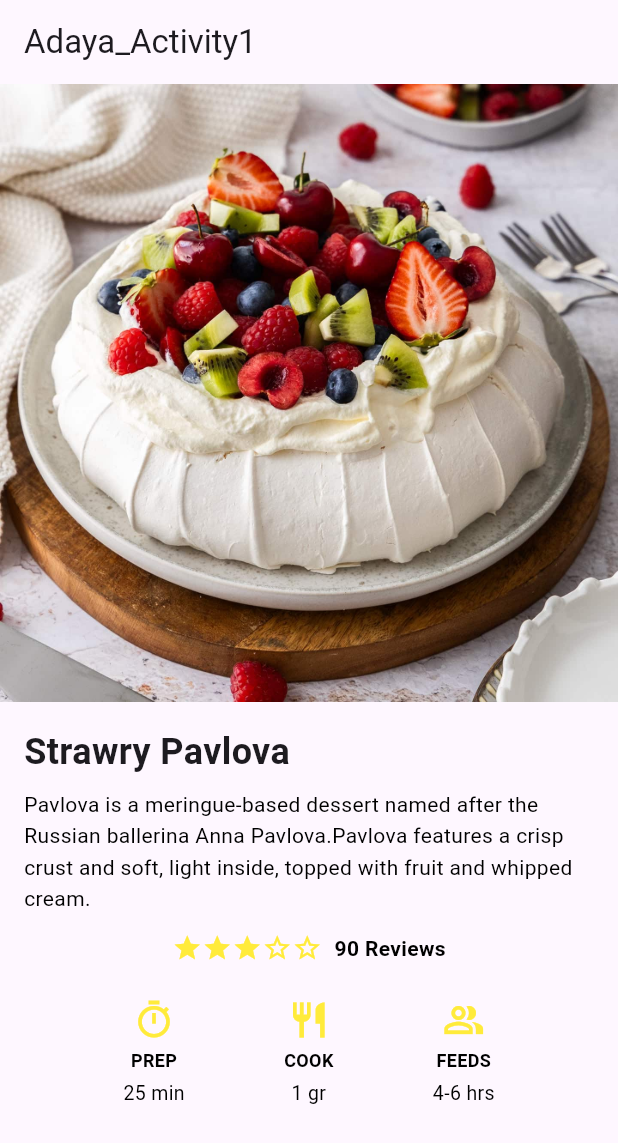
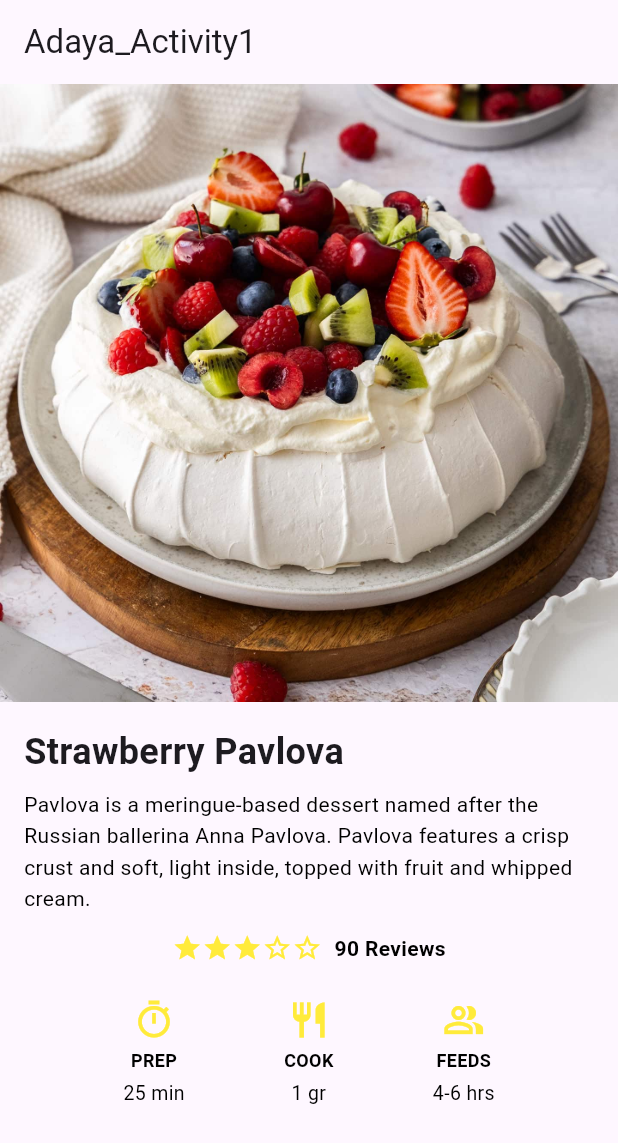
Before and after one commit to rcky0102/pavlova, a Flutter app: the screen it shows after launch, on a phone screen of 412 x 824 dp. Shown: the top 1143 px of the screen. Run offline on Flutter 3.47's test engine with Material 3 defaults, Android fonts, the phone set to English and light mode, and no system bars.

Commit message:
follow-up commit

```diff
--- a/lib/pavlova.dart
+++ b/lib/pavlova.dart
@@ -20,7 +20,7 @@ class Pavlova extends StatelessWidget {
               crossAxisAlignment: CrossAxisAlignment.start,
               children: [
                 const Text(
-                  'Strawry Pavlova',
+                  'Strawberry Pavlova',
                   style: TextStyle(
                     fontSize: 24,
                     fontWeight: FontWeight.bold,
@@ -28,7 +28,7 @@ class Pavlova extends StatelessWidget {
                 ), // Text
                 const SizedBox(height: 8),
                 const Text(
-                  "Pavlova is a meringue-based dessert named after the Russian ballerina Anna Pavlova."
+                  "Pavlova is a meringue-based dessert named after the Russian ballerina Anna Pavlova. "
                   "Pavlova features a crisp crust and soft, light inside, topped with fruit and whipped cream.",
                   style: TextStyle(
                     fontSize: 14,
```
